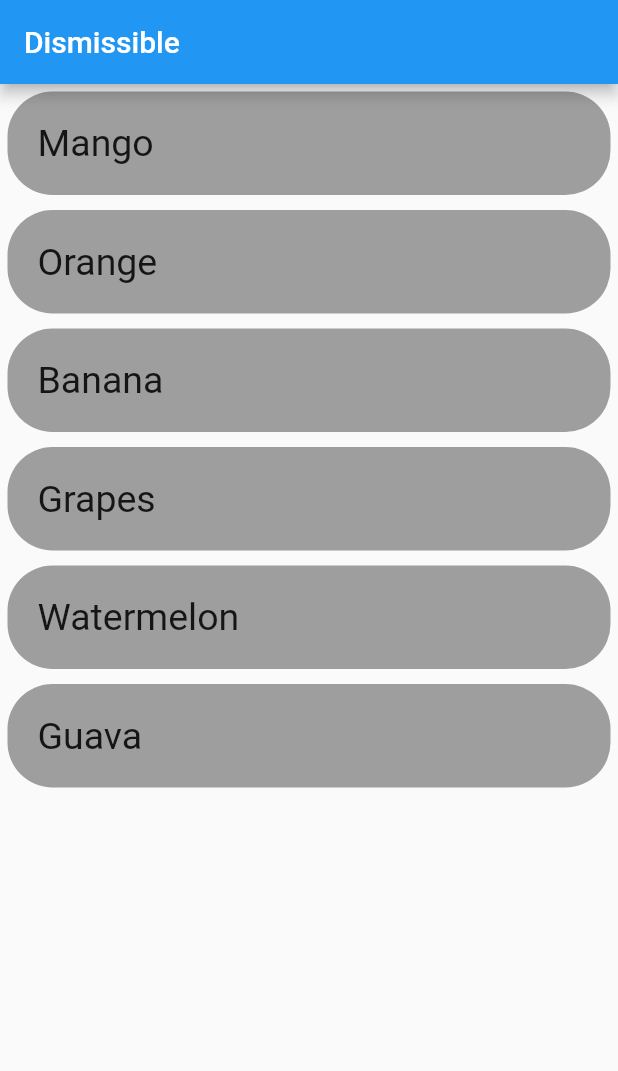
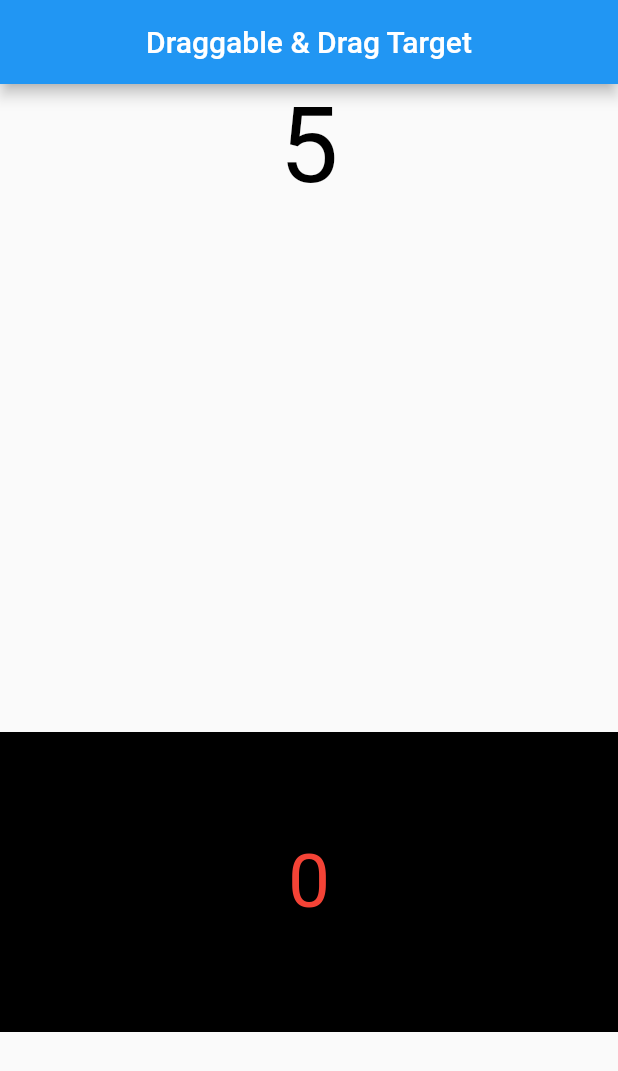
Before and after one commit to mubeendev3/flutter_widget_examples, a Flutter app: the screen it shows after launch, on a phone screen of 412 x 824 dp. Shown: the top 1071 px of the screen. Run offline on Flutter 3.47's test engine with Material 2 defaults, Android fonts, the phone set to English and light mode, and no system bars.

Commit message:
How Draggable and Drag Target widget works together?

```diff
--- /dev/null
+++ b/lib/draggable_and_dragTarget/draggable_and_dragtarget.dart
@@ -0,0 +1,85 @@
+import 'package:flutter/material.dart';
+
+class CustomDragWidget extends StatefulWidget {
+  const CustomDragWidget({super.key});
+
+  @override
+  State<CustomDragWidget> createState() => _CustomDragWidgetState();
+}
+
+class _CustomDragWidgetState extends State<CustomDragWidget> {
+  final int _number = 5;
+  late int _sum = 0;
+
+  @override
+  Widget build(BuildContext context) {
+    return Scaffold(
+      appBar: AppBar(
+        centerTitle: true,
+        title: const Text("Draggable & Drag Target"),
+      ),
+      body: SafeArea(
+        child: SingleChildScrollView(
+          child: Center(
+            child: Column(
+              mainAxisAlignment: MainAxisAlignment.center,
+              children: [
+                _buildDraggable(),
+                const SizedBox(
+                  height: 350,
+                ),
+                Container(
+                  color: Colors.black,
+                  height: 200,
+                  width: double.infinity,
+                  child: Center(
+                    child: _buildDragTarget(),
+                  ),
+                )
+              ],
+            ),
+          ),
+        ),
+      ),
+    );
+  }
+
+  DragTarget<int> _buildDragTarget() {
+    return DragTarget(
+      builder: (context, acceptedData, rejectedData) {
+        if (acceptedData.isEmpty) {
+          return Text(
+            "$_sum",
+            style: const TextStyle(fontSize: 50.0, color: Colors.red),
+          );
+        } else {
+          _sum += acceptedData[0]!.toInt();
+          return Text(
+            "$_sum",
+            style: const TextStyle(fontSize: 50.0, color: Colors.red),
+          );
+        }
+      },
+    );
+  }
+
+  Draggable<int> _buildDraggable() {
+    return Draggable(
+      data: _number,
+      childWhenDragging: Text(
+        "$_number",
+        style: const TextStyle(fontSize: 70.0, color: Colors.black),
+      ),
+      feedback: Material(
+        child: Text(
+          "$_number",
+          style: const TextStyle(fontSize: 50.0, color: Colors.red),
+        ),
+      ),
+      child: Text(
+        "$_number",
+        style: const TextStyle(fontSize: 70.0, color: Colors.black),
+      ),
+    );
+  }
+}
--- a/lib/main.dart
+++ b/lib/main.dart
@@ -1,5 +1,5 @@
 import 'package:flutter/material.dart';
-import 'dismissible/dismissible.dart';
+import 'draggable_and_dragTarget/draggable_and_dragtarget.dart';
 
 void main() {
   runApp(const MyApp());
@@ -11,7 +11,7 @@ class MyApp extends StatelessWidget {
   @override
   Widget build(BuildContext context) {
     return const MaterialApp(
-      home: CustomDismissible(),
+      home: CustomDragWidget(),
     );
   }
 }
```
